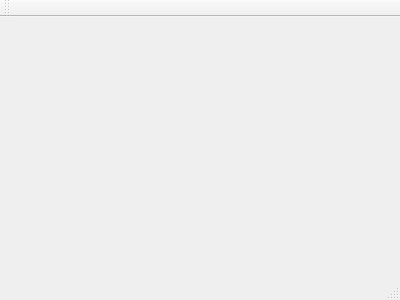
Old version of the form mainwindow.ui in the repository rust3128/MPosUtilities.
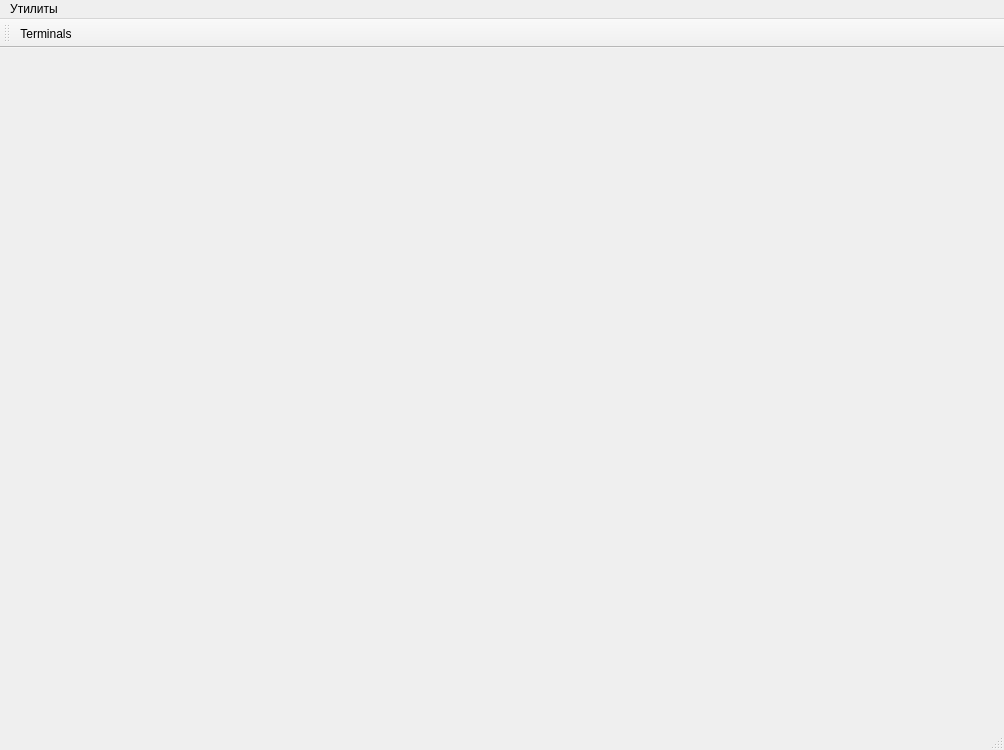
New version of the form. Icons and pictures are not drawn.

Commit message: select terminals

Patch:
```diff
--- a/mainwindow.ui
+++ b/mainwindow.ui
@@ -1,24 +1,73 @@
 <ui version="4.0">
  <class>MainWindow</class>
- <widget class="QMainWindow" name="MainWindow" >
-  <property name="geometry" >
+ <widget class="QMainWindow" name="MainWindow">
+  <property name="geometry">
    <rect>
     <x>0</x>
     <y>0</y>
-    <width>400</width>
-    <height>300</height>
+    <width>1004</width>
+    <height>750</height>
    </rect>
   </property>
   <property name="windowTitle" >
    <string>MainWindow</string>
   </property>
-  <widget class="QMenuBar" name="menuBar" />
-  <widget class="QToolBar" name="mainToolBar" />
-  <widget class="QWidget" name="centralWidget" />
-  <widget class="QStatusBar" name="statusBar" />
+  <widget class="QWidget" name="centralWidget"/>
+  <widget class="QMenuBar" name="menuBar">
+   <property name="geometry">
+    <rect>
+     <x>0</x>
+     <y>0</y>
+     <width>1004</width>
+     <height>23</height>
+    </rect>
+   </property>
+   <widget class="QMenu" name="menuUtils">
+    <property name="title">
+     <string>Утилиты</string>
+    </property>
+    <addaction name="actionFuelName"/>
+    <addaction name="actionTerminals"/>
+   </widget>
+   <addaction name="menuUtils"/>
+  </widget>
+  <widget class="QToolBar" name="mainToolBar">
+   <property name="iconSize">
+    <size>
+     <width>64</width>
+     <height>64</height>
+    </size>
+   </property>
+   <attribute name="toolBarArea">
+    <enum>TopToolBarArea</enum>
+   </attribute>
+   <attribute name="toolBarBreak">
+    <bool>false</bool>
+   </attribute>
+   <addaction name="actionTerminals"/>
+  </widget>
+  <widget class="QStatusBar" name="statusBar"/>
+  <action name="actionFuelName">
+   <property name="text">
+    <string>Наименования топлива</string>
+   </property>
+  </action>
+  <action name="actionTerminals">
+   <property name="icon">
+    <iconset resource="resourses.qrc">
+     <normaloff>:/Images/splash.png</normaloff>:/Images/splash.png</iconset>
+   </property>
+   <property name="text">
+    <string>Terminals</string>
+   </property>
+   <property name="shortcut">
+    <string>Ctrl+T</string>
+   </property>
+  </action>
  </widget>
- <layoutDefault spacing="6" margin="11" />
- <pixmapfunction></pixmapfunction>
- <resources/>
+ <layoutdefault spacing="6" margin="11"/>
+ <resources>
+  <include location="resourses.qrc"/>
+ </resources>
  <connections/>
 </ui>
```
Left out of the diff: 3 changed lines with no effect on the pictures. The commit also changes 3 other files.
